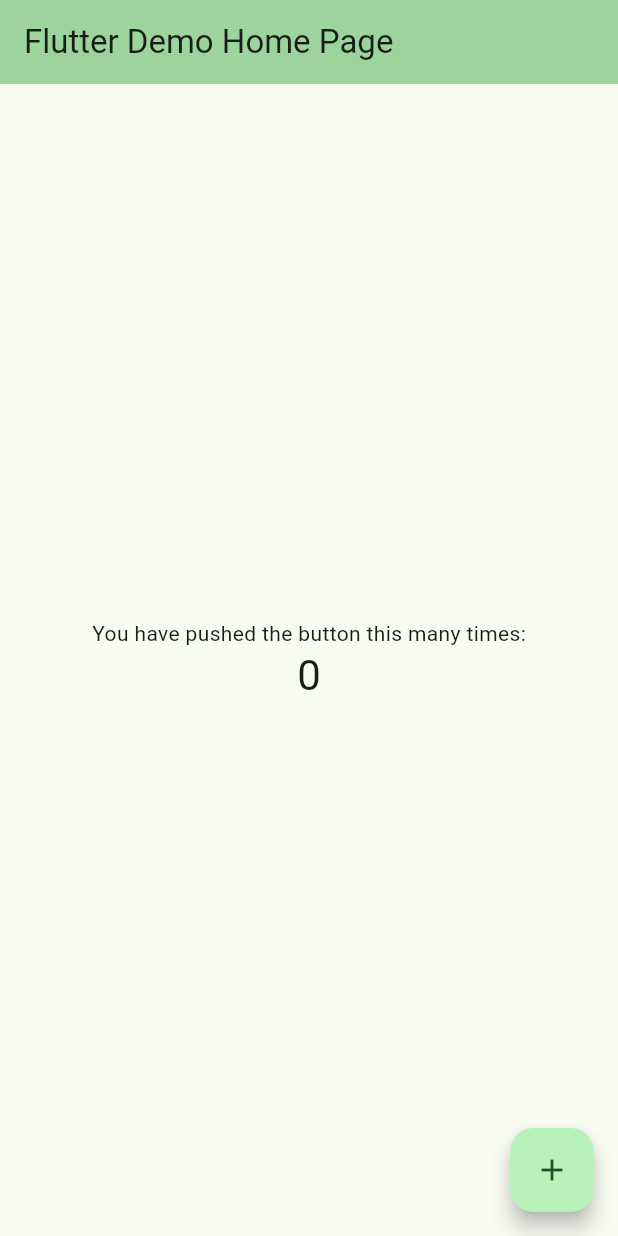
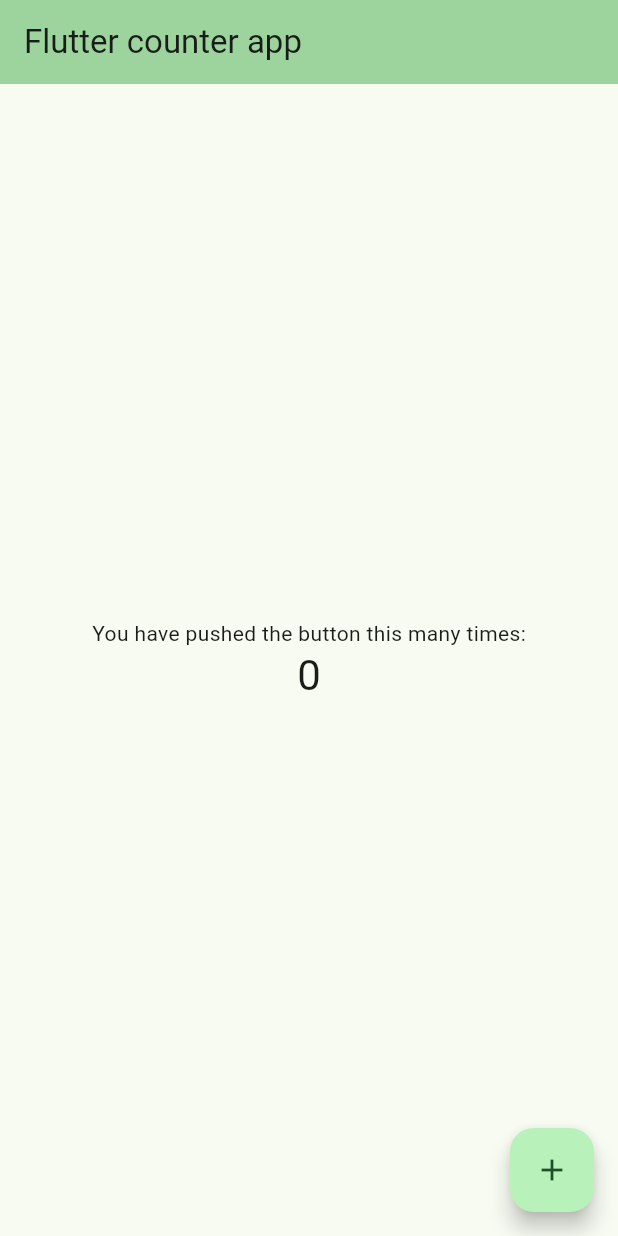
Before and after one commit to krishanj-dev/Demo_Flutter, a Flutter app: the screen it shows after launch, on a phone screen of 412 x 824 dp. Run offline on Flutter 3.47's test engine with Material 3 defaults, Android fonts, the phone set to English and light mode, and no system bars.

Commit message:
title changed

```diff
--- a/lib/main.dart
+++ b/lib/main.dart
@@ -30,7 +30,7 @@ class MyApp extends StatelessWidget {
         // tested with just a hot reload.
         colorScheme: .fromSeed(seedColor: const Color.fromARGB(255, 58, 183, 89)),
       ),
-      home: const MyHomePage(title: 'Flutter Demo Home Page'),
+      home: const MyHomePage(title: 'Flutter counter app'),
     );
   }
 }
```
